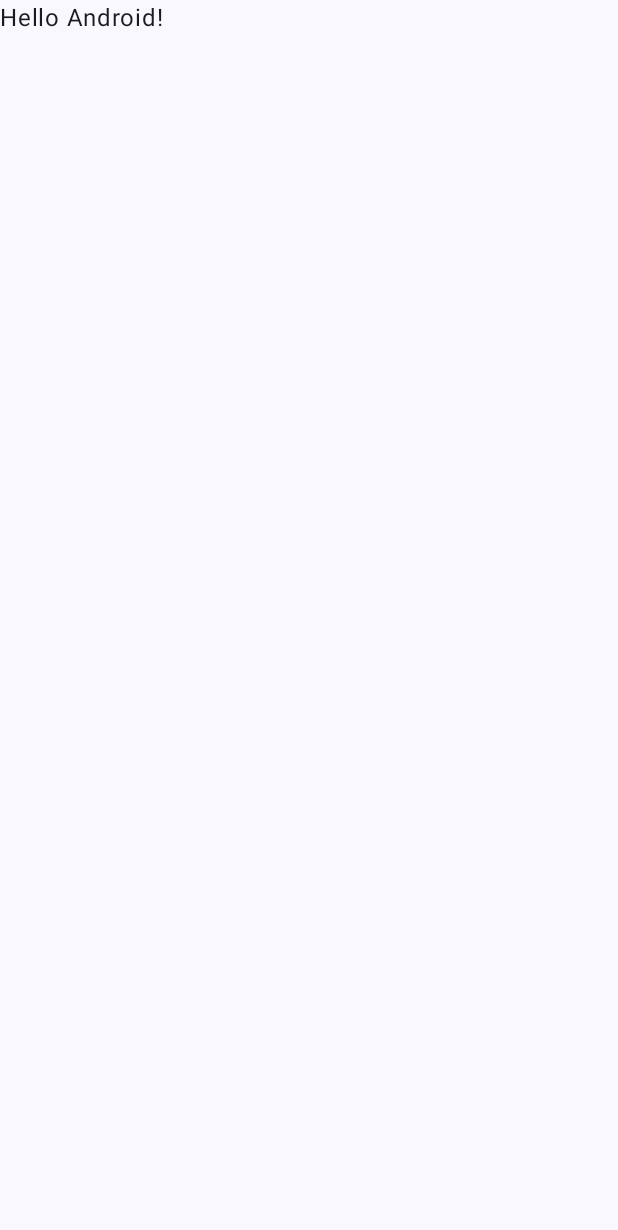
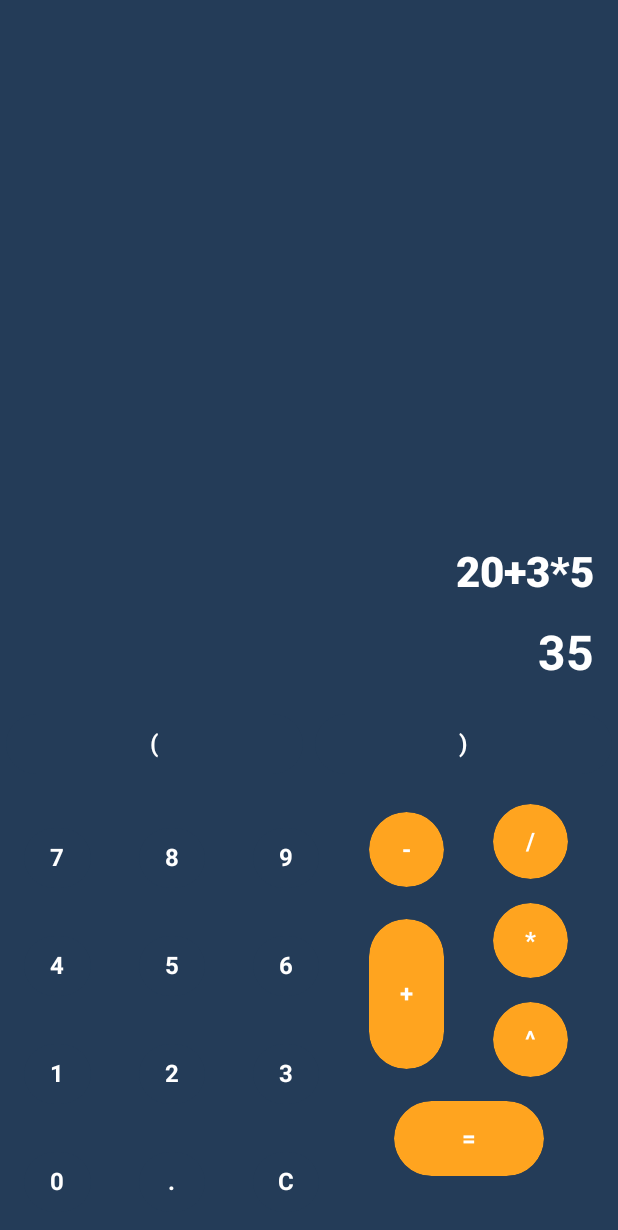
Before and after one commit to beh0907/ComposeCalculator, an Android app built with Jetpack Compose: the screen it shows after launch (MainActivity), on a phone screen of 412 x 824 dp. Before the commit the part shown is almost empty. Shown: the top 1230 px of the screen. Run offline under Robolectric (Android 15) with nearby library versions, the phone set to English and light mode, and no system bars; our stand-ins replace constraintlayout-compose.

Commit message:
version 1.03 - viewModel 상태 처리 메서드 - 메인화면 Compose UI 구성  1. 입력 정보  2. 계산 결과  3. 입력 키패드  4. 연산자 키패드

```diff
--- a/app/build.gradle.kts
+++ b/app/build.gradle.kts
@@ -66,4 +66,6 @@ dependencies {
     androidTestImplementation(libs.androidx.ui.test.junit4)
     debugImplementation(libs.androidx.ui.tooling)
     debugImplementation(libs.androidx.ui.test.manifest)
+
+    implementation(libs.androidx.constraintlayout.compose)
 }
--- /dev/null
+++ b/app/src/main/java/com/skymilk/composecalculator/CalculatorViewModel.kt
@@ -0,0 +1,30 @@
+package com.skymilk.composecalculator
+
+import androidx.compose.runtime.getValue
+import androidx.compose.runtime.mutableStateOf
+import androidx.compose.runtime.setValue
+import androidx.lifecycle.ViewModel
+
+class CalculatorViewModel() : ViewModel() {
+
+    var uiState by mutableStateOf(UiState())
+
+    fun onInfixChange(infix: String) {
+        uiState = uiState.copy(infix = uiState.infix + infix)
+    }
+
+    fun clearInfixExpression() {
+        uiState = uiState.copy(infix = "", result = "")
+    }
+
+    private fun onResultChange(result: String) {
+        uiState = uiState.copy(result = result)
+    }
+
+    fun evaluateExpression() {
+        if (uiState.infix.isNotBlank()) {
+            onResultChange(Model().getResult(uiState.infix))
+        }
+    }
+
+}
--- /dev/null
+++ b/app/src/main/java/com/skymilk/composecalculator/HomeScreen.kt
@@ -0,0 +1,248 @@
+package com.skymilk.composecalculator
+
+import androidx.compose.foundation.clickable
+import androidx.compose.foundation.layout.Box
+import androidx.compose.foundation.layout.Column
+import androidx.compose.foundation.layout.Row
+import androidx.compose.foundation.layout.Spacer
+import androidx.compose.foundation.layout.aspectRatio
+import androidx.compose.foundation.layout.fillMaxSize
+import androidx.compose.foundation.layout.fillMaxWidth
+import androidx.compose.foundation.layout.height
+import androidx.compose.foundation.layout.padding
+import androidx.compose.foundation.layout.width
+import androidx.compose.foundation.lazy.grid.GridCells
+import androidx.compose.foundation.lazy.grid.LazyVerticalGrid
+import androidx.compose.foundation.lazy.grid.items
+import androidx.compose.foundation.shape.CircleShape
+import androidx.compose.material3.MaterialTheme
+import androidx.compose.material3.Surface
+import androidx.compose.material3.Text
+import androidx.compose.runtime.Composable
+import androidx.compose.ui.Alignment
+import androidx.compose.ui.Modifier
+import androidx.compose.ui.draw.clip
+import androidx.compose.ui.graphics.Color
+import androidx.compose.ui.text.font.FontWeight
+import androidx.compose.ui.tooling.preview.Preview
+import androidx.compose.ui.unit.dp
+import androidx.constraintlayout.compose.ConstraintLayout
+import com.skymilk.composecalculator.ui.theme.ComposeCalculatorTheme
+
+@Composable
+fun HomeScreen(
+    calculatorViewModel: CalculatorViewModel,
+    modifier: Modifier = Modifier
+) {
+    val uiState = calculatorViewModel.uiState
+
+    Box(modifier = modifier.fillMaxSize()) {
+        val contentMargin = 16.dp
+
+        Column(
+            modifier = Modifier.align(Alignment.BottomCenter)
+        ) {
+
+            //결과 및 현재 입력 정보
+            Column(
+                modifier = Modifier
+                    .padding(horizontal = contentMargin)
+                    .align(Alignment.End)
+            ) {
+                Text(
+                    text = uiState.infix,
+                    style = MaterialTheme.typography.headlineMedium,
+                    fontWeight = FontWeight.Black
+                )
+
+                Spacer(modifier = Modifier.height(contentMargin))
+
+                Text(
+                    modifier = Modifier.align(Alignment.End),
+                    text = uiState.result,
+                    style = MaterialTheme.typography.headlineLarge,
+                    fontWeight = FontWeight.Bold
+                )
+
+                Spacer(modifier = Modifier.height(contentMargin))
+            }
+
+            //괄호 버튼 영역
+            Row(modifier = Modifier.fillMaxWidth()) {
+                Spacer(modifier = Modifier.height(contentMargin))
+
+                CharacterItem(
+                    char = "(",
+                    modifier = Modifier
+                        .padding(4.dp)
+                        .weight(1f, true)
+                ) { calculatorViewModel.onInfixChange("(") }
+
+                Spacer(modifier = Modifier.height(contentMargin))
+
+                CharacterItem(
+                    char = ")",
+                    modifier = Modifier
+                        .padding(4.dp)
+                        .weight(1f, true)
+                ) { calculatorViewModel.onInfixChange(")") }
+
+                Spacer(modifier = Modifier.height(contentMargin))
+            }
+
+            Spacer(modifier = Modifier.height(contentMargin))
+
+            //키패드 영역
+            Row {
+                val numKeyPad = listOf("7", "8", "9", "4", "5", "6", "1", "2", "3", "0", ".", "C")
+
+                //번호 키패드 그리드
+                LazyVerticalGrid(
+                    columns = GridCells.Fixed(3),
+                    modifier = Modifier.weight(1f)
+                ) {
+                    items(numKeyPad) { num ->
+                        CharacterItem(
+                            char = num,
+                            modifier = Modifier
+                                .padding(contentMargin)
+                                .weight(1f, false)
+                        ) {
+                            //C일경우 초기화처리
+                            if (num == "C") {
+                                calculatorViewModel.clearInfixExpression()
+                                return@CharacterItem
+                            }
+
+                            calculatorViewModel.onInfixChange(num)
+                        }
+                    }
+                }
+
+                //연산자 키패드
+                ConstraintLayout(modifier = Modifier.weight(.8f)) {
+                    val (add, multiple, division, minus, power, equal) = createRefs()
+
+                    CharacterItem(
+                        char = "-",
+                        modifier = Modifier
+                            .height(50.dp)
+                            .constrainAs(minus) {
+                                top.linkTo(parent.top)
+                                start.linkTo(parent.start)
+                                end.linkTo(division.start)
+                                bottom.linkTo(add.top)
+                            }
+                            .aspectRatio(1f),
+                        color = MaterialTheme.colorScheme.secondary
+                    ) { calculatorViewModel.onInfixChange("-") }
+
+                    CharacterItem(
+                        char = "/",
+                        modifier = Modifier
+                            .height(50.dp)
+                            .constrainAs(division) {
+                                top.linkTo(parent.top)
+                                start.linkTo(minus.end, contentMargin)
+                                end.linkTo(parent.end, contentMargin)
+                            }
+                            .aspectRatio(1f),
+                        color = MaterialTheme.colorScheme.secondary
+                    ) { calculatorViewModel.onInfixChange("/") }
+
+                    CharacterItem(
+                        char = "*",
+                        modifier = Modifier
+                            .height(50.dp)
+                            .constrainAs(multiple) {
+                                top.linkTo(division.bottom, contentMargin)
+                                start.linkTo(add.end)
+                                end.linkTo(parent.end, contentMargin)
+                                bottom.linkTo(power.top)
+                            }
+                            .aspectRatio(1f),
+                        color = MaterialTheme.colorScheme.secondary
+                    ) { calculatorViewModel.onInfixChange("*") }
+
+                    CharacterItem(
+                        char = "^",
+                        modifier = Modifier
+                            .height(50.dp)
+                            .constrainAs(power) {
+                                top.linkTo(multiple.bottom, contentMargin)
+                                start.linkTo(add.end, contentMargin)
+                                end.linkTo(parent.end, contentMargin)
+                                bottom.linkTo(equal.top)
+                            }
+                            .aspectRatio(1f),
+                        color = MaterialTheme.colorScheme.secondary
+                    ) { calculatorViewModel.onInfixChange("^") }
+
+                    CharacterItem(
+                        char = "+",
+                        modifier = Modifier
+                            .width(50.dp)
+                            .constrainAs(add) {
+                                top.linkTo(minus.bottom, contentMargin)
+                                start.linkTo(parent.start)
+                                end.linkTo(multiple.start, contentMargin)
+                                bottom.linkTo(equal.top, contentMargin)
+                            }
+                            .aspectRatio(1f / 2f),
+                        color = MaterialTheme.colorScheme.secondary
+                    ) { calculatorViewModel.onInfixChange("+") }
+
+                    CharacterItem(
+                        char = "=",
+                        modifier = Modifier
+                            .height(50.dp)
+                            .constrainAs(equal) {
+                                top.linkTo(power.bottom, contentMargin)
+                                start.linkTo(parent.start)
+                                end.linkTo(parent.end, contentMargin)
+                                bottom.linkTo(parent.bottom)
+                            }
+                            .aspectRatio(2f),
+                        color = MaterialTheme.colorScheme.secondary
+                    ) { calculatorViewModel.evaluateExpression() }
+                }
+            }
+        }
+    }
+}
+
+@Composable
+fun CharacterItem(
+    char: String,
+    modifier: Modifier = Modifier,
+    color: Color = MaterialTheme.colorScheme.primary,
+    onClick: () -> Unit
+) {
+    Surface(
+        shape = CircleShape,
+        color = color,
+        modifier = modifier
+            .clip(CircleShape)
+            .clickable { onClick.invoke() }
+    ) {
+        Box(contentAlignment = Alignment.Center) {
+            Text(
+                text = char,
+                modifier = Modifier.padding(8.dp),
+                fontWeight = FontWeight.Bold,
+                style = MaterialTheme.typography.titleMedium
+            )
+        }
+    }
+}
+
+@Composable
+@Preview(showSystemUi = true, showBackground = true)
+fun HomeScreenPreview() {
+
+    ComposeCalculatorTheme {
+        val calculatorViewModel = CalculatorViewModel()
+        HomeScreen(calculatorViewModel)
+    }
+
+}
--- a/app/src/main/java/com/skymilk/composecalculator/MainActivity.kt
+++ b/app/src/main/java/com/skymilk/composecalculator/MainActivity.kt
@@ -1,10 +1,12 @@
 package com.skymilk.composecalculator
 
+import android.annotation.SuppressLint
 import android.os.Bundle
 import android.util.Log
 import androidx.activity.ComponentActivity
 import androidx.activity.compose.setContent
 import androidx.activity.enableEdgeToEdge
+import androidx.activity.viewModels
 import androidx.compose.foundation.layout.fillMaxSize
 import androidx.compose.foundation.layout.padding
 import androidx.compose.material3.Scaffold
@@ -15,39 +17,19 @@ import androidx.compose.ui.tooling.preview.Preview
 import com.skymilk.composecalculator.ui.theme.ComposeCalculatorTheme
 
 class MainActivity : ComponentActivity() {
+
+    private val calculatorViewModel by viewModels<CalculatorViewModel>()
+
+    @SuppressLint("UnusedMaterial3ScaffoldPaddingParameter")
     override fun onCreate(savedInstanceState: Bundle?) {
         super.onCreate(savedInstanceState)
         enableEdgeToEdge()
         setContent {
-
-            val infix = "20+3*2*(2-4)"
-            val result = Model().getResult(infix)
-            Log.d("결과", result)
-
             ComposeCalculatorTheme {
                 Scaffold(modifier = Modifier.fillMaxSize()) { innerPadding ->
-                    Greeting(
-                        name = "Android",
-                        modifier = Modifier.padding(innerPadding)
-                    )
+                    HomeScreen(calculatorViewModel = calculatorViewModel, modifier = Modifier.padding(innerPadding))
                 }
             }
         }
     }
 }
-
-@Composable
-fun Greeting(name: String, modifier: Modifier = Modifier) {
-    Text(
-        text = "Hello $name!",
-        modifier = modifier
-    )
-}
-
-@Preview(showBackground = true)
-@Composable
-fun GreetingPreview() {
-    ComposeCalculatorTheme {
-        Greeting("Android")
-    }
-}
--- /dev/null
+++ b/app/src/main/java/com/skymilk/composecalculator/UiState.kt
@@ -0,0 +1,6 @@
+package com.skymilk.composecalculator
+
+data class UiState(
+    val infix:String = "20+3*5",
+    val result:String = "35"
+)
--- a/app/src/main/java/com/skymilk/composecalculator/ui/theme/Theme.kt
+++ b/app/src/main/java/com/skymilk/composecalculator/ui/theme/Theme.kt
@@ -1,6 +1,5 @@
 package com.skymilk.composecalculator.ui.theme
 
-import android.app.Activity
 import android.os.Build
 import androidx.compose.foundation.isSystemInDarkTheme
 import androidx.compose.material3.MaterialTheme
@@ -36,7 +35,7 @@ private val LightColorScheme = lightColorScheme(
 fun ComposeCalculatorTheme(
     darkTheme: Boolean = isSystemInDarkTheme(),
     // Dynamic color is available on Android 12+
-    dynamicColor: Boolean = true,
+    dynamicColor: Boolean = false,
     content: @Composable () -> Unit
 ) {
     val colorScheme = when {
--- a/gradle/libs.versions.toml
+++ b/gradle/libs.versions.toml
@@ -1,5 +1,6 @@
 [versions]
 agp = "8.5.0"
+constraintlayoutCompose = "1.0.1"
 kotlin = "1.9.0"
 coreKtx = "1.13.1"
 junit = "4.13.2"
@@ -10,6 +11,7 @@ activityCompose = "1.9.1"
 composeBom = "2024.04.01"
 
 [libraries]
+androidx-constraintlayout-compose = { module = "androidx.constraintlayout:constraintlayout-compose", version.ref = "constraintlayoutCompose" }
 androidx-core-ktx = { group = "androidx.core", name = "core-ktx", version.ref = "coreKtx" }
 junit = { group = "junit", name = "junit", version.ref = "junit" }
 androidx-junit = { group = "androidx.test.ext", name = "junit", version.ref = "junitVersion" }
```
